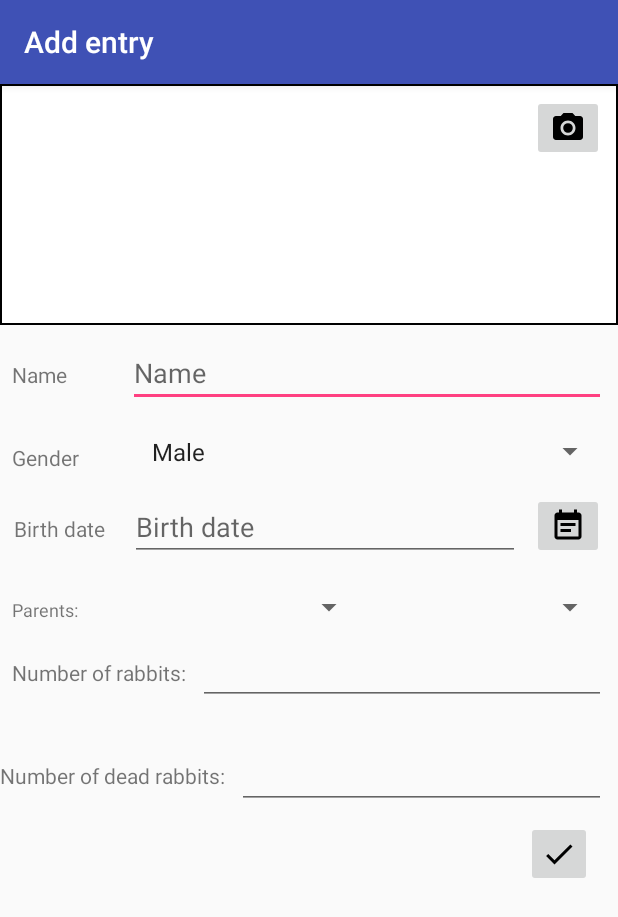
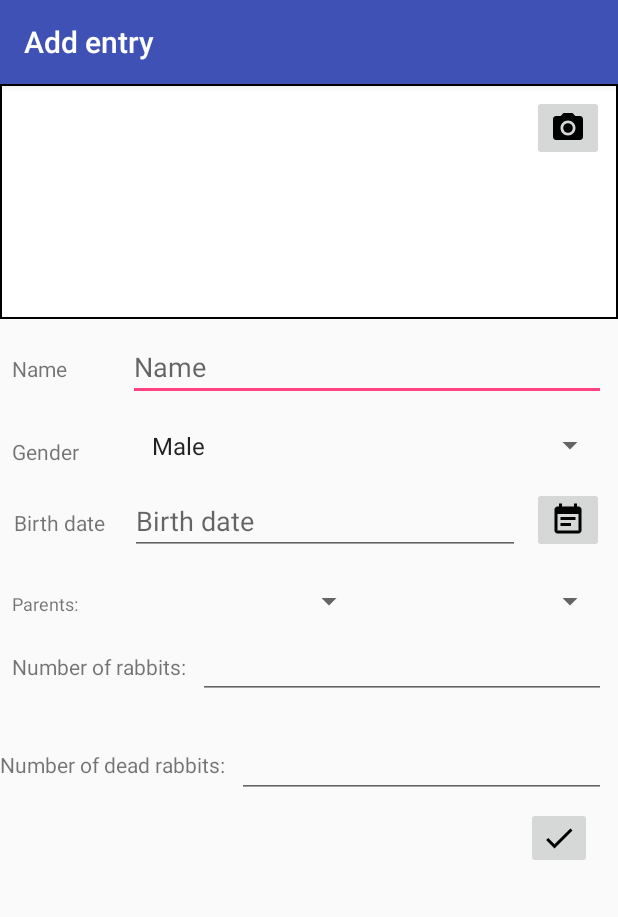
Before and after one commit to anzi2001/Rabbiter-reworked, an Android app: the addEntryActivity screen opened directly, with no data from a screen before it, on a phone screen of 412 x 824 dp. Shown: the top 917 px of the screen. Run offline under Robolectric (Android 15) with nearby library versions, the phone set to English and light mode, and no system bars; libraries missing offline, so code that uses them is left out: com.raizlabs.android; 1 statement that could not run was skipped.

Commit message:
Fixed layout getting compressed

```diff
--- a/app/build.gradle
+++ b/app/build.gradle
@@ -31,7 +31,6 @@
     implementation 'com.android.support:design:27.1.0'
     implementation 'com.android.support:support-v4:27.1.0'
     implementation 'com.android.support:appcompat-v7:27.1.0'
-    implementation 'com.android.support:recyclerview-v7:27.1.0'
 
     implementation "com.github.Raizlabs.DBFlow:dbflow-core:${dbflow_version}"
     implementation "com.github.Raizlabs.DBFlow:dbflow:${dbflow_version}"
--- a/app/src/main/java/com/example/kocja/rabbiter_reworked/activities/addEntryActivity.java
+++ b/app/src/main/java/com/example/kocja/rabbiter_reworked/activities/addEntryActivity.java
@@ -151,7 +151,7 @@
             pickDate.show();
         });
 
-        genderAdapter = new ArrayAdapter<>(this,android.R.layout.simple_list_item_1,getResources().getStringArray(R.array.decideOnGender));
+        genderAdapter = new ArrayAdapter<>(this,android.R.layout.simple_list_item_1,new String[]{getString(R.string.genderMale),getString(R.string.genderFemale),getString(R.string.genderGroup)});
         genderSpinner.setAdapter(genderAdapter);
         TextView numDeadRabTitle = findViewById(R.id.deadNumTextTitle);
         TextView rabbitsNumText = findViewById(R.id.rabbitsNumText);
--- a/app/src/main/res/layout/activity_add_entry.xml
+++ b/app/src/main/res/layout/activity_add_entry.xml
@@ -202,16 +202,17 @@
         <ImageButton
             android:id="@+id/addEntry"
             android:layout_width="44dp"
-            android:layout_height="wrap_content"
+            android:layout_height="41dp"
             android:layout_marginEnd="8dp"
             android:layout_marginStart="8dp"
-            android:layout_marginTop="8dp"
+            android:layout_marginTop="52dp"
             android:contentDescription="@string/addEntryDesc"
             app:layout_constraintBottom_toBottomOf="parent"
             app:layout_constraintEnd_toEndOf="parent"
             app:layout_constraintHorizontal_bias="0.973"
             app:layout_constraintStart_toStartOf="parent"
-            app:layout_constraintTop_toBottomOf="@+id/deadRabbits"
+            app:layout_constraintTop_toTopOf="@+id/deadRabbits"
+            app:layout_constraintVertical_bias="1.0"
             app:srcCompat="@drawable/ic_check_black_24dp" />
 
         <Spinner
```
